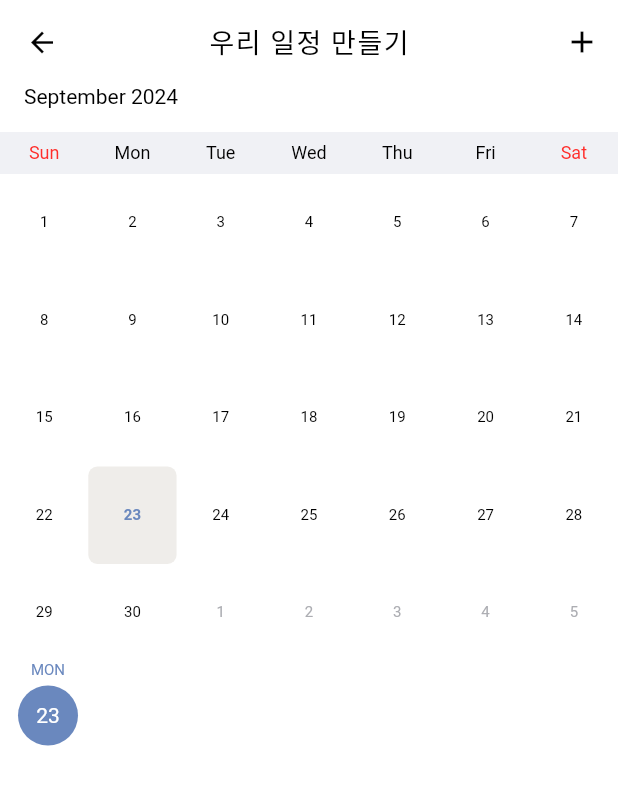
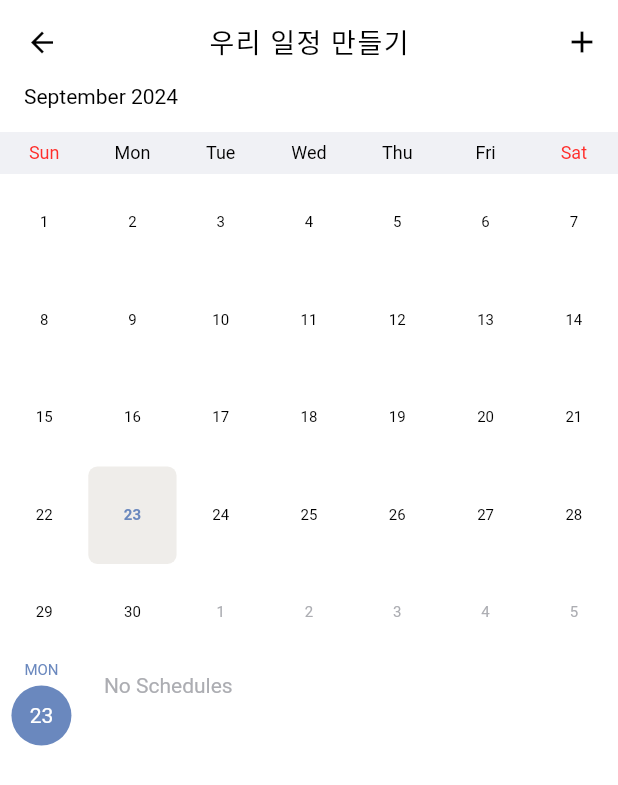
Before and after one commit to rainofmay/swit, a Flutter app: the ScheduleScreen screen opened by its route, on a phone screen of 412 x 824 dp. Shown: the top 785 px of the screen. Run offline on Flutter 3.47's test engine with Material 3 defaults, Android fonts, the phone set to English and light mode, and no system bars; drawn by our look-alikes of table_calendar; our stand-ins replace audio_service, cached_network_image, firebase_auth, firebase_core, flutter_dotenv, flutter_svg and 8 more; missing offline and left inert: omni_datetime_picker; accounts and stored records are empty; Roboto replaces fonts that are missing (cafe24OhsquareAir).

Commit message:
[update]

```diff
--- a/lib/features/mate/presentation/widgets/calendar.dart
+++ b/lib/features/mate/presentation/widgets/calendar.dart
@@ -26,8 +26,8 @@ class Calendar extends GetView<MateViewModel> {
 
           selectedDayPredicate: (day) =>
               isSameDay(controller.selectedDate, day),
-          firstDay: DateTime.now().subtract(const Duration(days: 365 * 10 + 5)),
-          lastDay: DateTime.now().add(const Duration(days: 365 * 10 + 5)),
+          firstDay: DateTime.now().subtract(const Duration(days: 365 * 3)),
+          lastDay: DateTime.now().add(const Duration(days: 365 * 20)),
 
           calendarBuilders: CalendarBuilders(
 
--- a/lib/features/study/schedule/presentation/view/schedule_screen.dart
+++ b/lib/features/study/schedule/presentation/view/schedule_screen.dart
@@ -2,12 +2,13 @@ import 'package:flutter/material.dart';
 import 'package:get/get.dart';
 import 'package:swit/core/router/app_pages.dart';
 import 'package:swit/features/study/schedule/presentation/view/create_schedule_screen.dart';
+import 'package:swit/features/study/schedule/presentation/viewmodel/schedule_view_model.dart';
 import 'package:swit/features/study/schedule/presentation/widgets/calendar.dart';
 import 'package:swit/features/study/schedule/presentation/widgets/schedule_list.dart';
 import 'package:swit/shared/widgets/custom_back_appbar.dart';
 import 'package:swit/shared/widgets/custom_scaffold.dart';
 
-class ScheduleScreen extends StatelessWidget {
+class ScheduleScreen extends GetView<ScheduleViewModel> {
   const ScheduleScreen({super.key});
 
   @override
@@ -20,7 +21,6 @@ class ScheduleScreen extends StatelessWidget {
         actions: [
           IconButton(
               onPressed: () {
-
                 Get.toNamed(
                     Routes.STUDY + Routes.SCHEDULE + Routes.CREATESCHEDULE);
               },
--- a/lib/features/study/schedule/presentation/widgets/calendar.dart
+++ b/lib/features/study/schedule/presentation/widgets/calendar.dart
@@ -29,13 +29,12 @@ class Calendar extends GetView<ScheduleViewModel> {
       onDaySelected: (selectedDay, focusedDay) {
         controller.updateSelectedDate(selectedDay);
         controller.updateFocusedDate(focusedDay);
-
       },
 
       selectedDayPredicate: (day) =>
           isSameDay(controller.selectedDate, day),
-      firstDay: DateTime.now().subtract(const Duration(days: 365 * 10 + 5)),
-      lastDay: DateTime.now().add(const Duration(days: 365 * 10 + 5)),
+      firstDay: DateTime.now().subtract(const Duration(days: 365 * 3)),
+      lastDay: DateTime.now().add(const Duration(days: 365 * 20)),
 
       calendarBuilders: CalendarBuilders(
 
--- a/lib/features/study/schedule/presentation/widgets/schedule_list.dart
+++ b/lib/features/study/schedule/presentation/widgets/schedule_list.dart
@@ -16,41 +16,61 @@ class ScheduleList extends GetView<ScheduleViewModel> {
     return Padding(
       padding: const EdgeInsets.only(left: 2.0),
       child: Row(
+        crossAxisAlignment: CrossAxisAlignment.start,  // 상단 정렬
         children: [
-          Column(mainAxisAlignment: MainAxisAlignment.start, children: [
+          Expanded(
+            flex: 1,
+            child: Column(
+              mainAxisAlignment: MainAxisAlignment.start,
+              children: [
                 Obx(() {
                   final isToday = controller.selectedDate.day == DateTime.now().day;
-              return Container(
+                  return SizedBox(
                     width: 60,
-                height: 60,
+                    height: 80,  // 높이를 더 크게 설정
                     child: Column(
                       children: [
                         Text(
-                      DateFormat('E')
-                          .format(controller.selectedDate)
-                          .toUpperCase(),
+                          DateFormat('E').format(controller.selectedDate).toUpperCase(),
                           style: FontBox.B3.copyWith(
-                        color: isToday
-                            ? ColorBox.primaryColor
-                            : ColorBox.grey,
+                            color: isToday ? ColorBox.primaryColor : ColorBox.grey,
                           ),
                         ),
-                    CustomGap(isToday ? 4 : 8),
+                        const CustomGap(4),
                         _buildDayText(controller.selectedDate),
                       ],
                     ),
                   );
                 })
-          ]),
-          Obx(() => Expanded(
-              child: ListView.builder(
+              ],
+            ),
+          ),
+          Expanded(
+            flex: 7,
+            child: ConstrainedBox(  // 최소 높이 설정
+              constraints: const BoxConstraints(minHeight: 80),
+              child: Obx(() => controller.selectedDateSchedules.isNotEmpty
+                  ? ListView.builder(
                 shrinkWrap: true,
                 itemCount: controller.selectedDateSchedules.length,
                 itemBuilder: (BuildContext context, int index) {
                   final schedule = controller.selectedDateSchedules[index];
                   return _scheduleCard(schedule, context);
                 },
-              ))),
+              )
+                  : Align(
+                alignment: Alignment.topLeft,
+                child: Padding(
+                  padding: const EdgeInsets.only(left: 16, top: 8),
+                  child: Text(
+                    'No Schedules',
+                    style: FontBox.B1.copyWith(color: ColorBox.grey),
+                  ),
+                ),
+              )
+              ),
+            ),
+          ),
         ],
       ),
     );
@@ -80,31 +100,29 @@ class ScheduleList extends GetView<ScheduleViewModel> {
 
     return text;
   }
+
+
   Widget _scheduleCard(Schedule schedule, BuildContext context) {
-    return Padding(
-        padding: const EdgeInsets.only(bottom: 8.0, left: 12.0, right: 12.0),
-        child: GestureDetector(
+    return GestureDetector(
       behavior: HitTestBehavior.opaque, // 빈 영역도 터치되도록
 
       // 수정 페이지 들어갈 때,
       onTap: () {
-            viewModel.initializeForEditSchedule(schedule);
+        controller.updateEditingSchedule(schedule);
         Get.toNamed(Routes.STUDY + Routes.SCHEDULE + Routes.EDITSCHEDULE);
       },
-          child: Expanded(
       child: Container(
-              margin: const EdgeInsets.only(right: 30, left: 5, bottom: 15),
+        decoration: BoxDecoration(
+          color: schedule.sectionColor
+        ),
         child: Padding(
-                padding: const EdgeInsets.only(
-                  // 카드 안에서 텍스트의 패딩 간격
-                    left: 8,
-                    right: 8,
-                    top: 12,
-                    bottom: 0),
-                child: Row(
-                  mainAxisAlignment: MainAxisAlignment.spaceBetween,
+          padding: const EdgeInsets.all(4.0),
+          child: Column(
+            mainAxisAlignment: MainAxisAlignment.center,
+            crossAxisAlignment: CrossAxisAlignment.start,
             children: [
-                    Text(schedule.scheduleName, style: FontBox.H5),
+              Text(schedule.scheduleName, style: FontBox.B1.copyWith(color: ColorBox.white), overflow: TextOverflow.ellipsis),
+              const CustomGap(8),
               Text(
                 !schedule.isAllDay
                     ? schedule.from.day !=
@@ -124,14 +142,13 @@ class ScheduleList extends GetView<ScheduleViewModel> {
                     ? '${schedule.from.year}/${schedule.from.month}/${schedule.from.day} ~ ${schedule.to.month}/${schedule.to.day}'
                     : '${schedule.from.year}/${schedule.from.month}/${schedule.from.day} ~ ${schedule.to.year}/${schedule.to.month}/${schedule.to.day}'
                     : '${schedule.from.year}/${schedule.from.month}/${schedule.from.day}',
-                      style: FontBox.B3.copyWith(color: ColorBox.grey),
+                style: FontBox.B3.copyWith(color: ColorBox.white),
               ),
             ],
           ),
         ),
       ),
-          ),
-        ));
+    );
   }
 
 }
```
Also changed, not shown: lib/features/study/schedule/presentation/viewmodel/schedule_view_model.dart (+11 -80 lines). Lines whose indentation alone changed are shown as unchanged.
